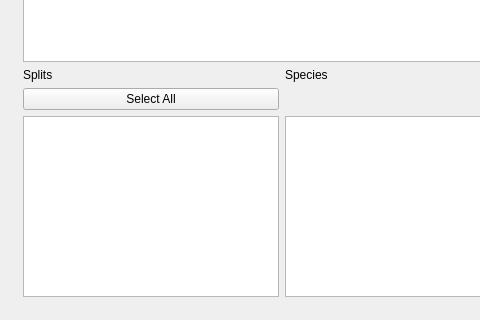
Qt form UI_Templates/msaView.ui (benjalon/Split-Network-Interpreter) before a commit; both pictures show x 0 to 480 and y 162 to 482 of the 658 by 482 pixel window.
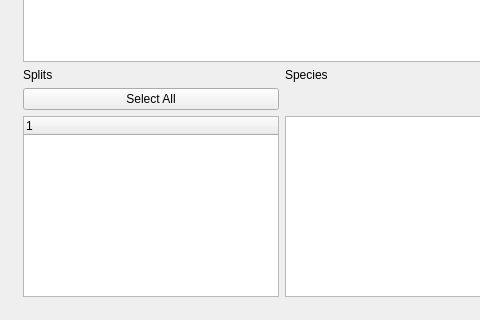
The same form after that commit.

Commit message: can click split to isolate it

What changed in the file:
```diff
--- a/UI_Templates/msaView.ui
+++ b/UI_Templates/msaView.ui
@@ -65,9 +65,6 @@
          <item row="1" column="0" colspan="4">
           <widget class="QTableWidget" name="msa_table"/>
          </item>
-         <item row="4" column="0" colspan="2">
-          <widget class="QListWidget" name="splits_list_widget"/>
-         </item>
          <item row="3" column="0" colspan="2">
           <widget class="QPushButton" name="split_select_button">
            <property name="text">
@@ -75,6 +72,9 @@
            </property>
           </widget>
          </item>
+         <item row="4" column="0" colspan="2">
+          <widget class="QTreeWidget" name="splits_list_widget"/>
+         </item>
         </layout>
        </item>
       </layout>
```
The commit also changes 2 other files.
